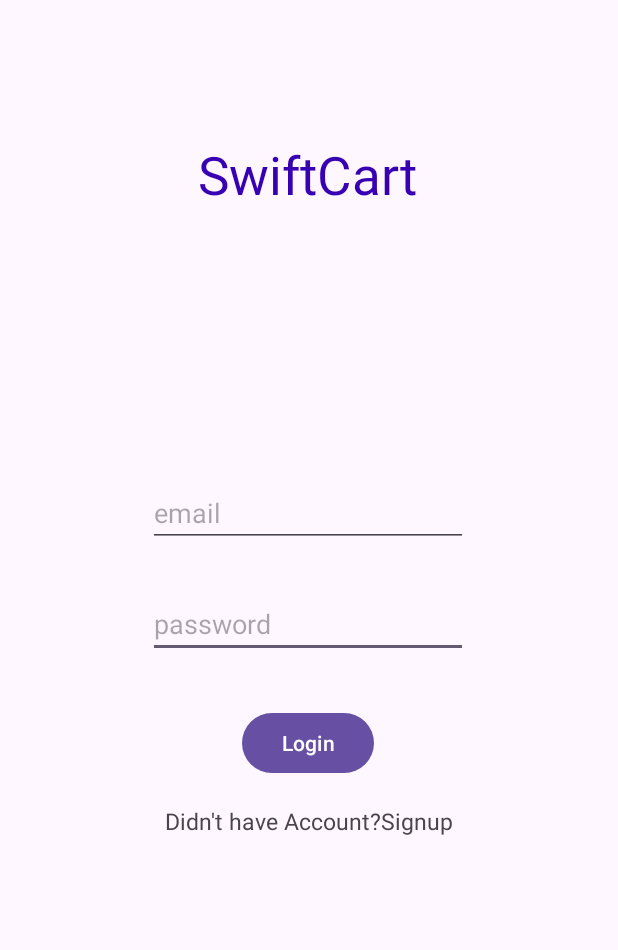
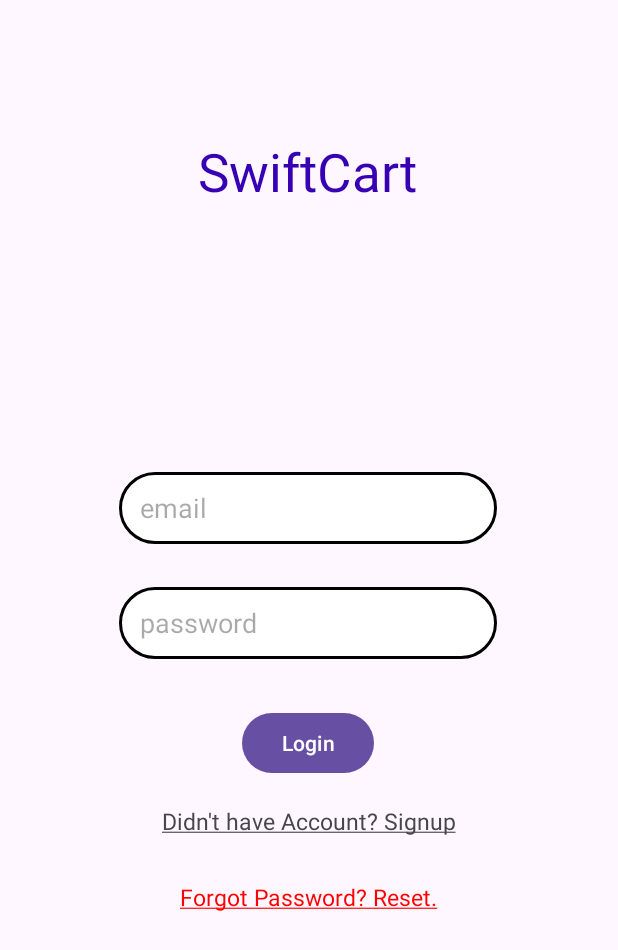
Before and after one commit to Nagendra-Amara/SwiftCart, an Android app: the screen it shows after launch (MainActivity), on a phone screen of 412 x 824 dp. Shown: the top 950 px of the screen. Run offline under Robolectric (Android 15) with nearby library versions, the phone set to English and light mode, and no system bars; our stand-ins replace Firebase (no records; nobody signed in at launch, a user with empty details on screens opened directly).

Commit message:
Forgot Password Feature

```diff
--- a/app/build.gradle.kts
+++ b/app/build.gradle.kts
@@ -5,7 +5,7 @@ plugins {
 
 android {
     namespace = "com.example.swiftcart"
-    compileSdk = 33
+    compileSdk = 34
 
     defaultConfig {
         applicationId = "com.example.swiftcart"
@@ -40,12 +40,13 @@ dependencies {
     implementation("androidx.legacy:legacy-support-v4:1.0.0")
     implementation("com.google.firebase:firebase-firestore:24.7.1")
     implementation("com.google.firebase:firebase-firestore-ktx:24.8.1")
+    implementation("androidx.activity:activity:1.8.0")
     testImplementation("junit:junit:4.13.2")
     implementation("com.journeyapps:zxing-android-embedded:4.1.0")
     androidTestImplementation("androidx.test.ext:junit:1.1.5")
     androidTestImplementation("androidx.test.espresso:espresso-core:3.5.1")
     implementation("com.squareup.picasso:picasso:2.71828")
-
+    implementation(platform("org.jetbrains.kotlin:kotlin-bom:1.8.0"))
     implementation("com.google.firebase:firebase-database:20.3.0")
 
 }
--- a/app/src/main/java/com/example/swiftcart/MainActivity.java
+++ b/app/src/main/java/com/example/swiftcart/MainActivity.java
@@ -1,10 +1,18 @@
 package com.example.swiftcart;
 
 import androidx.annotation.NonNull;
+import androidx.appcompat.app.AlertDialog;
 import androidx.appcompat.app.AppCompatActivity;
 
+import android.content.DialogInterface;
 import android.content.Intent;
+import android.graphics.Color;
 import android.os.Bundle;
+import android.text.SpannableString;
+import android.text.Spanned;
+import android.text.style.BackgroundColorSpan;
+import android.text.style.ForegroundColorSpan;
+import android.text.style.UnderlineSpan;
 import android.view.View;
 import android.widget.Button;
 import android.widget.EditText;
@@ -22,6 +30,7 @@ public class MainActivity extends AppCompatActivity {
 
 
     FirebaseAuth mAuth;
+    String email1,password1;
     @Override
     public void onStart() {
         super.onStart();
@@ -48,12 +57,21 @@ public class MainActivity extends AppCompatActivity {
         TextView password = (TextView) findViewById(R.id.password);
         TextView logintosignup = findViewById(R.id.logintosignup);
         ProgressBar progressBar = findViewById(R.id.progressBar);
+        TextView forgot_password = findViewById(R.id.forgotpassword);
+        String text = (String) forgot_password.getText();
+        SpannableString spannableString = new SpannableString(text);
+        spannableString.setSpan(new UnderlineSpan(), 0, text.length(), Spanned.SPAN_EXCLUSIVE_EXCLUSIVE);
+        spannableString.setSpan(new ForegroundColorSpan(Color.RED), 0, text.length(), Spanned.SPAN_EXCLUSIVE_EXCLUSIVE);
+        forgot_password.setText(spannableString);
+        forgot_password.setVisibility(View.VISIBLE);
+
+
 
         login.setOnClickListener(new View.OnClickListener() {
             @Override
             public void onClick(View view) {
                 progressBar.setVisibility(View.VISIBLE);
-                String email1,password1;
+
                 email1 = String.valueOf(email.getText());
                 password1 = String.valueOf(password.getText());
                 mAuth.signInWithEmailAndPassword(email1, password1)
@@ -61,17 +79,15 @@ public class MainActivity extends AppCompatActivity {
                             @Override
                             public void onComplete(@NonNull Task<AuthResult> task) {
                                 if (task.isSuccessful()) {
-                                    // Sign in success, update UI with the signed-in user's information
+
                                     progressBar.setVisibility(View.GONE);
                                     Intent i = new Intent(getApplicationContext(),dashboard.class);
                                     startActivity(i);
-                                    Toast.makeText(MainActivity.this, "Login Success",
-                                            Toast.LENGTH_SHORT).show();
+                                    Toast.makeText(MainActivity.this, "Login Success", Toast.LENGTH_SHORT).show();
                                 } else {
                                     Intent i = new Intent(getApplicationContext(),signup.class);
                                     startActivity(i);
-                                    Toast.makeText(MainActivity.this, "signup before login",
-                                            Toast.LENGTH_SHORT).show();
+                                    Toast.makeText(MainActivity.this, "signup before login", Toast.LENGTH_SHORT).show();
                                 }
                             }
                         });
@@ -81,9 +97,16 @@ public class MainActivity extends AppCompatActivity {
         logintosignup.setOnClickListener(new View.OnClickListener() {
             @Override
             public void onClick(View view) {
-                Intent i = new Intent(getApplicationContext(),signup.class);
-                startActivity(i);
+                startActivity(new Intent(getApplicationContext(),signup.class));
             }
         });
+
+        forgot_password.setOnClickListener(new View.OnClickListener() {
+            @Override
+            public void onClick(View v) {
+                startActivity(new Intent(getApplicationContext(),Forgot_Password.class));
+            }
+        });
+
     }
 }
--- /dev/null
+++ b/app/src/main/res/drawable/rounded.xml
@@ -0,0 +1,9 @@
+<?xml version="1.0" encoding="utf-8"?>
+<shape xmlns:android="http://schemas.android.com/apk/res/android">
+
+    <stroke
+        android:width="2dp"
+        android:color="@color/black" />
+    <solid android:color="@color/white" />
+    <corners android:radius="50dp" />
+</shape>
--- a/app/src/main/res/layout/activity_main.xml
+++ b/app/src/main/res/layout/activity_main.xml
@@ -22,11 +22,12 @@
 
     <EditText
         android:id="@+id/password"
-        android:layout_width="wrap_content"
-        android:layout_height="wrap_content"
+        android:layout_width="252dp"
+        android:layout_height="48dp"
         android:layout_marginBottom="60dp"
         android:ems="10"
-        android:hint="password"
+        android:hint="   password"
+        android:background="@drawable/rounded"
         android:inputType="textPassword"
         app:layout_constraintBottom_toBottomOf="parent"
         app:layout_constraintEnd_toEndOf="parent"
@@ -37,11 +38,12 @@
 
     <EditText
         android:id="@+id/email"
-        android:layout_width="wrap_content"
-        android:layout_height="wrap_content"
+        android:layout_width="252dp"
+        android:layout_height="48dp"
         android:layout_marginBottom="24dp"
+        android:background="@drawable/rounded"
         android:ems="10"
-        android:hint="email"
+        android:hint="   email"
         android:inputType="textEmailAddress"
         app:layout_constraintBottom_toTopOf="@+id/password"
         app:layout_constraintEnd_toEndOf="parent"
@@ -54,7 +56,7 @@
         android:id="@+id/logintosignup"
         android:layout_width="wrap_content"
         android:layout_height="wrap_content"
-        android:text="Didn't have Account?Signup"
+        android:text="@string/login_to_signup"
         android:textSize="15dp"
         app:layout_constraintBottom_toBottomOf="parent"
         app:layout_constraintEnd_toEndOf="parent"
@@ -89,5 +91,18 @@
         app:layout_constraintTop_toBottomOf="@+id/swiftcart"
         app:layout_constraintVertical_bias="0.133" />
 
+    <TextView
+        android:id="@+id/forgotpassword"
+        android:layout_width="wrap_content"
+        android:layout_height="wrap_content"
+        android:text="@string/forgot_password"
+        android:textSize="15dp"
+        android:visibility="invisible"
+        app:layout_constraintBottom_toBottomOf="parent"
+        app:layout_constraintEnd_toEndOf="parent"
+        app:layout_constraintStart_toStartOf="parent"
+        app:layout_constraintTop_toBottomOf="@+id/login"
+        app:layout_constraintVertical_bias="0.241" />
+
 
 </androidx.constraintlayout.widget.ConstraintLayout>
--- a/app/src/main/res/layout/image_gv_item.xml
+++ b/app/src/main/res/layout/image_gv_item.xml
@@ -22,7 +22,7 @@
         <ImageView
             android:id="@+id/itemimg"
             android:layout_width="wrap_content"
-            android:layout_height="wrap_content"
+            android:layout_height="130dp"
             android:layout_gravity="center"
             android:layout_margin="10dp" />
 
@@ -32,6 +32,7 @@
             android:layout_height="wrap_content"
             android:layout_marginTop="180dp"
             android:layout_marginBottom="20dp"
+            android:layout_marginLeft="50dp"
             android:textSize="20sp" />
 
 
--- a/app/src/main/res/values/strings.xml
+++ b/app/src/main/res/values/strings.xml
@@ -1,3 +1,6 @@
 <resources>
     <string name="app_name">SwiftCart</string>
+    <string name="signup_to_login"><u>Already have account? Login</u></string>
+    <string name="login_to_signup"><u>Didn\'t have Account? Signup</u></string>
+    <string name="forgot_password">Forgot Password? Reset.</string>
 </resources>
```
Also changed, not shown: app/src/main/AndroidManifest.xml (+10 -6 lines), app/src/main/java/com/example/swiftcart/Forgot_Password.java (added, +69 -0 lines), app/src/main/java/com/example/swiftcart/cartitems.java (+7 -3 lines), app/src/main/java/com/example/swiftcart/checkout.java (+27 -5 lines), app/src/main/java/com/example/swiftcart/dashboard.java (+20 -6 lines), app/src/main/res/layout/activity_checkout.xml (+11 -0 lines), app/src/main/res/layout/activity_dashboard.xml (+20 -16 lines), app/src/main/res/layout/activity_forgot_password.xml (added, +54 -0 lines), app/src/main/res/layout/activity_signup.xml (+7 -4 lines), app/src/main/res/layout/dummy.xml (+26 -7 lines).
